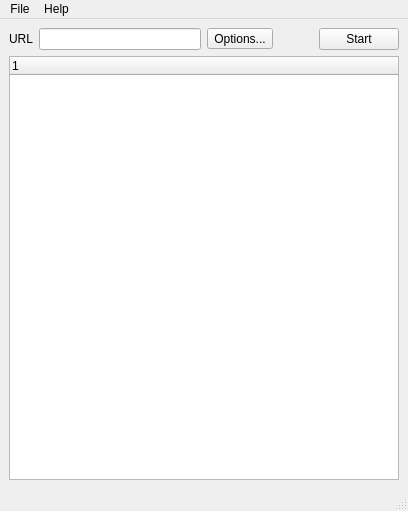
This is linkcheck/gui/ui/main.ui in wummel/linkchecker as Qt 5 draws it before an edit. The edited form follows.
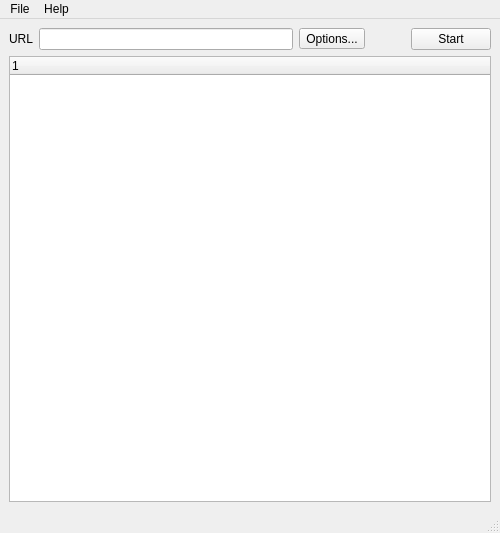
This is the edited form. Icons and pictures are not drawn.

Commit message: Increase main window width

What changed in the file:
```diff
--- a/linkcheck/gui/ui/main.ui
+++ b/linkcheck/gui/ui/main.ui
@@ -5,8 +5,8 @@
    <rect>
     <x>0</x>
     <y>0</y>
-    <width>408</width>
-    <height>511</height>
+    <width>500</width>
+    <height>533</height>
    </rect>
   </property>
   <property name="sizePolicy" >
@@ -104,7 +104,7 @@
     <rect>
      <x>0</x>
      <y>0</y>
-     <width>408</width>
+     <width>500</width>
      <height>29</height>
     </rect>
    </property>
```
The commit also changes 1 other file.
